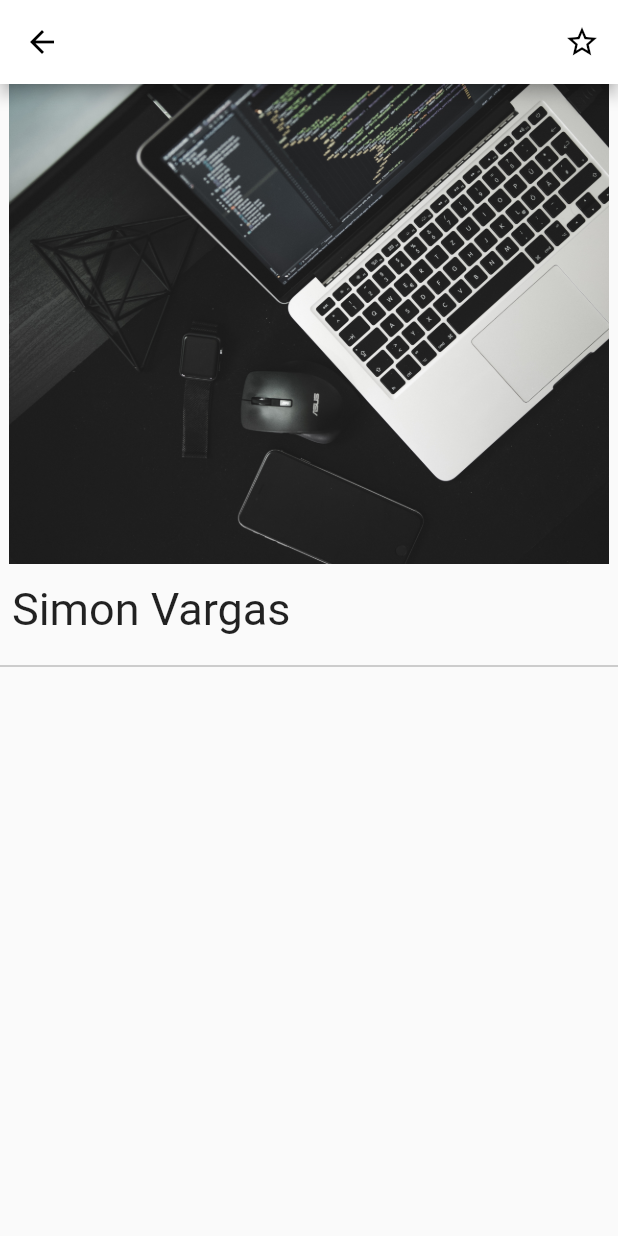
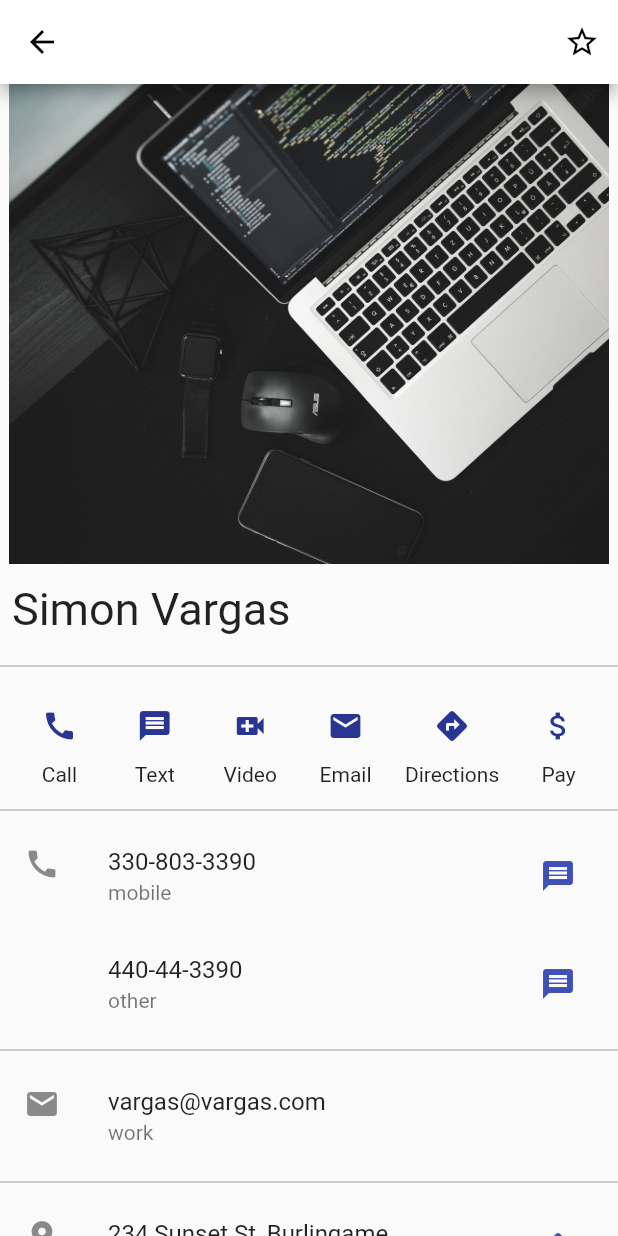
Before and after one commit to simonjv01/contactprofile, a Flutter app: the screen it shows after launch, on a phone screen of 412 x 824 dp. Run offline on Flutter 3.47's test engine with Material 2 defaults, Android fonts, the phone set to English and light mode, and no system bars.

Commit message:
updated main contact page file

```diff
--- a/lib/main.dart
+++ b/lib/main.dart
@@ -43,7 +43,8 @@ class ContactProfile extends
                 SizedBox(
                   //Container is stretched horizontally
                   width: double.infinity,
-                  //Image is fetched from url
+                  //Image is fetched from assets folder use Image.network
+                  //to fetch with url, "https:..."
                   child: Image.asset(
                       'assets/images/altumcode-unsplash.jpg'),
                   height: 320,
@@ -68,7 +69,56 @@ class ContactProfile extends
                 //NEW CODE: Adding Divider below the display name
                 const Divider(
                   color: Colors.grey,
-                )
+                ),
+                //NEW CODE: Container for action items
+                Container(
+                  margin: const EdgeInsets.only(top: 8, bottom: 8),
+                  child: Row(
+                    mainAxisAlignment: MainAxisAlignment.spaceEvenly,
+                    children: <Widget>[
+                      //"Call" action item
+                      buildCallButton(),
+
+                      //"Text" action item
+                      buildTextButton(),
+
+                      //"Video" action item
+                      buildVideoCallButton(),
+
+                      //"Email" action item
+                      buildEmailButton(),
+
+                      //"Directions" action item
+                      buildDirectionsButton(),
+
+                      //"Pay" action item
+                      buildPayButton(),
+                    ],
+                  ),
+                ),
+                //NEW CODE: Adding Divider
+                const Divider(
+                  color: Colors.grey,
+                ),
+                //NEW CODE: Adding contact's phone numbers
+                mobilePhoneListTile(),
+                otherPhoneListTile(),
+
+                //NEW CODE: Adding 'Divider' widget
+                const Divider(
+                  color: Colors.grey,
+                ),
+
+                //Adding email list
+                emailListTile(),
+
+                //Adding Divider
+                const Divider(
+                  color: Colors.grey,
+                ),
+
+                //Adding address tile
+                addressListTile(),
               ],
             )
           ]
@@ -76,4 +126,149 @@ class ContactProfile extends
       ),
     );
   }
+  //Adding "Call" action item
+  Widget buildCallButton() {
+    return Column(
+      children: <Widget>[
+        IconButton(
+          icon: Icon(
+            Icons.call,
+            color: Colors.indigo.shade800,
+          ),
+          onPressed: () {},
+        ),
+        const Text("Call"),
+      ],
+    );
+  }
+
+  //Adding "Text" action item
+  Widget buildTextButton() {
+    return Column(
+      children: <Widget>[
+        IconButton(
+          icon: Icon(
+            Icons.message,
+            color: Colors.indigo.shade800,
+          ),
+          onPressed: () {},
+        ),
+        const Text("Text"),
+      ],
+    );
+  }
+  //Adding "Video" action item
+  Widget buildVideoCallButton() {
+    return Column(
+      children: <Widget>[
+        IconButton(
+          icon: Icon(
+            Icons.video_call,
+            color: Colors.indigo.shade800,
+          ),
+          onPressed: () {},
+        ),
+        const Text("Video"),
+      ],
+    );
+  }
+  //Adding "Email" action item
+  Widget buildEmailButton() {
+    return Column(
+      children: <Widget>[
+        IconButton(
+          icon: Icon(
+            Icons.email,
+            color: Colors.indigo.shade800,
+          ),
+          onPressed: () {},
+        ),
+        const Text("Email")
+      ],
+    );
+  }
+  //Adding "Directions" action item
+  Widget buildDirectionsButton() {
+    return Column(
+      children: <Widget>[
+        IconButton(
+          icon: Icon(
+            Icons.directions,
+            color: Colors.indigo.shade800,
+          ),
+          onPressed: () {},
+        ),
+        const Text("Directions")
+      ],
+    );
+  }
+  //Adding "Pay" action item
+  Widget buildPayButton() {
+    return Column(
+      children: <Widget>[
+        IconButton(
+          icon: Icon(
+            Icons.attach_money,
+            color: Colors.indigo.shade800,
+          ),
+          onPressed: () {},
+        ),
+        const Text("Pay")
+      ],
+    );
+  }
+
+  //NEW CODE: Adding "Mobile phone number" item
+  Widget mobilePhoneListTile() {
+    return ListTile(
+      leading: const Icon(Icons.call),
+      title: const Text("330-803-3390"),
+      subtitle: const Text("mobile"),
+      trailing: IconButton(
+        icon: const Icon(Icons.message),
+        color: Colors.indigo.shade500,
+        onPressed: () {},
+      ),
+    );
+  }
+
+  //Adding "Other Phone Number" item
+  Widget otherPhoneListTile() {
+    return ListTile(
+      leading: const Text(""),
+      title: const Text("440-44-3390"),
+      subtitle: const Text("other"),
+      trailing: IconButton(
+        icon: const Icon(Icons.message),
+        color: Colors.indigo.shade500,
+        onPressed: () {},
+    ),
+    );
+
+  }
+  //Adding "email list" item
+  Widget emailListTile() {
+    return  const ListTile(
+      leading: Icon(Icons.email),
+      title: Text("vargas@vargas.com"),
+      subtitle: Text("work"),
+    );
+  }
+
+  //Adding "address" item
+  Widget addressListTile() {
+    return  ListTile(
+      leading: const Icon(Icons.location_on),
+      title: const Text("234 Sunset St, Burlingame"),
+      subtitle: const Text("home"),
+      trailing: IconButton(
+        icon: const Icon(Icons.directions),
+        color: Colors.indigo.shade500,
+        onPressed: () {},
+      ),
+    );
+  }
+
+
+
 }
```
